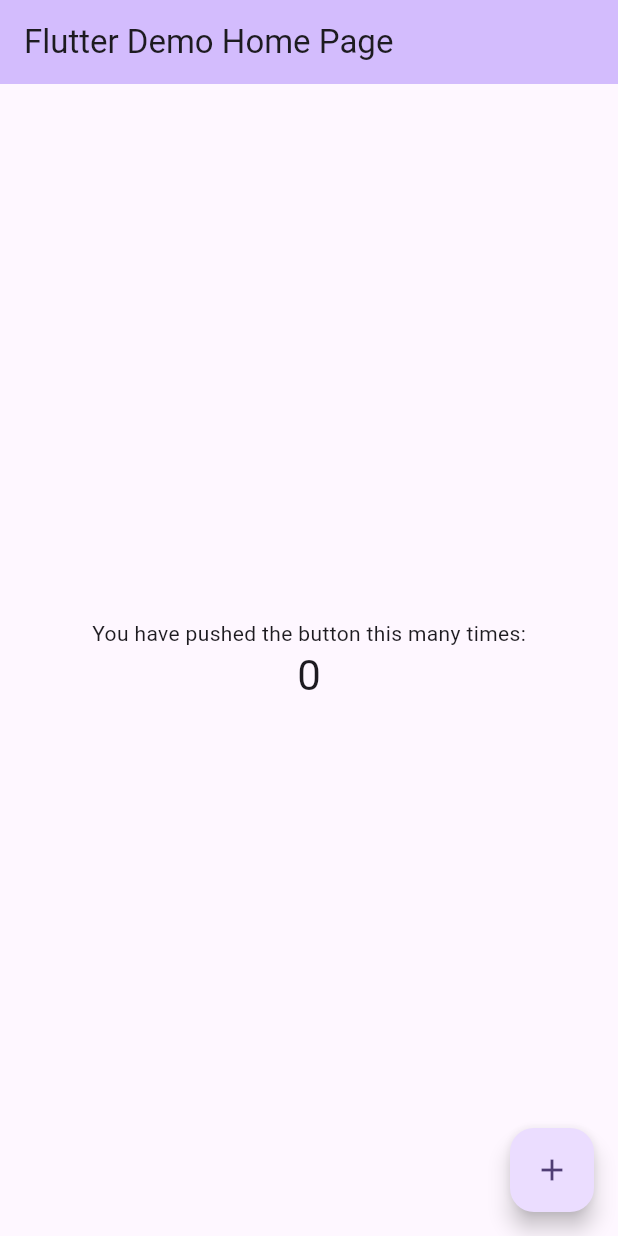
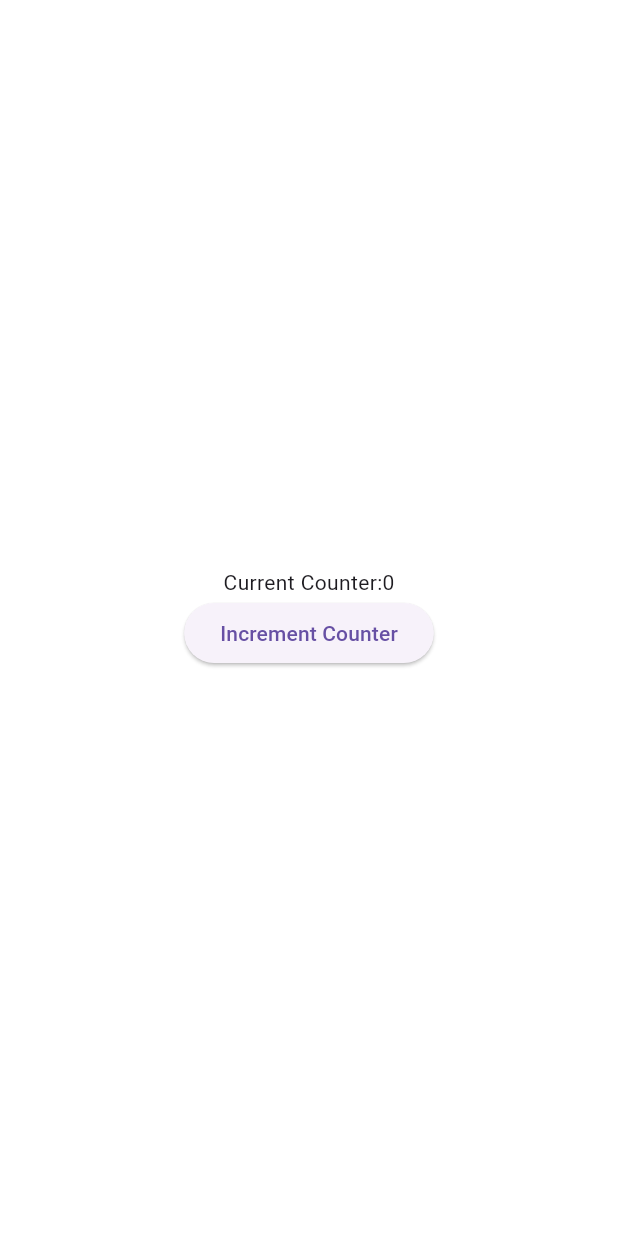
Before and after one commit to amitsunil75/flutter_examples, a Flutter app: the screen it shows after launch, on a phone screen of 412 x 824 dp. Run offline on Flutter 3.47's test engine with Material 3 defaults, Android fonts, the light colour scheme and no system bars.

Commit message:
counter example

```diff
--- /dev/null
+++ b/lib/flutter_examples/counter_problem/counter_example.dart
@@ -0,0 +1,33 @@
+import 'package:flutter/material.dart';
+class CounterExample extends StatefulWidget {
+  const CounterExample({super.key});
+
+  @override
+  State<CounterExample> createState() => _CounterExampleState();
+}
+
+class _CounterExampleState extends State<CounterExample> {
+  int _counter=0;
+  void incrementCounter(){
+    setState(() {
+      _counter++;
+    });
+  }
+  @override
+  Widget build(BuildContext context) {
+    return Scaffold(
+      backgroundColor: Colors.white,
+      body: Container(
+        child: Center(
+          child: Column(
+            mainAxisAlignment: MainAxisAlignment.center,
+            children: [
+             Text("Current Counter:$_counter"),
+             ElevatedButton(onPressed: ()=>incrementCounter(), child: Text('Increment Counter')),
+            ],
+          ),
+        ),
+      ),
+    );
+  }
+}
--- a/lib/main.dart
+++ b/lib/main.dart
@@ -1,4 +1,7 @@
 import 'package:flutter/material.dart';
+import 'package:flutter_tutorials/flutter_examples/counter_problem/counter_example.dart';
+import 'package:flutter_tutorials/flutter_examples/elevated_button/elevated_button_flutter_example.dart';
+import 'package:flutter_tutorials/flutter_examples/padding_examples/padtext_example.dart';
 
 void main() {
   runApp(const MyApp());
@@ -13,110 +16,8 @@ class MyApp extends StatelessWidget {
     return MaterialApp(
       title: 'Flutter Demo',
       theme: ThemeData(
-        // This is the theme of your application.
-        //
-        // TRY THIS: Try running your application with "flutter run". You'll see
-        // the application has a purple toolbar. Then, without quitting the app,
-        // try changing the seedColor in the colorScheme below to Colors.green
-        // and then invoke "hot reload" (save your changes or press the "hot
-        // reload" button in a Flutter-supported IDE, or press "r" if you used
-        // the command line to start the app).
-        //
-        // Notice that the counter didn't reset back to zero; the application
-        // state is not lost during the reload. To reset the state, use hot
-        // restart instead.
-        //
-        // This works for code too, not just values: Most code changes can be
-        // tested with just a hot reload.
-        colorScheme: ColorScheme.fromSeed(seedColor: Colors.deepPurple),
+
       ),
-      home: const MyHomePage(title: 'Flutter Demo Home Page'),
-    );
+      home: CounterExample());
   }
 }
-
-class MyHomePage extends StatefulWidget {
-  const MyHomePage({super.key, required this.title});
-
-  // This widget is the home page of your application. It is stateful, meaning
-  // that it has a State object (defined below) that contains fields that affect
-  // how it looks.
-
-  // This class is the configuration for the state. It holds the values (in this
-  // case the title) provided by the parent (in this case the App widget) and
-  // used by the build method of the State. Fields in a Widget subclass are
-  // always marked "final".
-
-  final String title;
-
-  @override
-  State<MyHomePage> createState() => _MyHomePageState();
-}
-
-class _MyHomePageState extends State<MyHomePage> {
-  int _counter = 0;
-
-  void _incrementCounter() {
-    setState(() {
-      // This call to setState tells the Flutter framework that something has
-      // changed in this State, which causes it to rerun the build method below
-      // so that the display can reflect the updated values. If we changed
-      // _counter without calling setState(), then the build method would not be
-      // called again, and so nothing would appear to happen.
-      _counter++;
-    });
-  }
-
-  @override
-  Widget build(BuildContext context) {
-    // This method is rerun every time setState is called, for instance as done
-    // by the _incrementCounter method above.
-    //
-    // The Flutter framework has been optimized to make rerunning build methods
-    // fast, so that you can just rebuild anything that needs updating rather
-    // than having to individually change instances of widgets.
-    return Scaffold(
-      appBar: AppBar(
-        // TRY THIS: Try changing the color here to a specific color (to
-        // Colors.amber, perhaps?) and trigger a hot reload to see the AppBar
-        // change color while the other colors stay the same.
-        backgroundColor: Theme.of(context).colorScheme.inversePrimary,
-        // Here we take the value from the MyHomePage object that was created by
-        // the App.build method, and use it to set our appbar title.
-        title: Text(widget.title),
-      ),
-      body: Center(
-        // Center is a layout widget. It takes a single child and positions it
-        // in the middle of the parent.
-        child: Column(
-          // Column is also a layout widget. It takes a list of children and
-          // arranges them vertically. By default, it sizes itself to fit its
-          // children horizontally, and tries to be as tall as its parent.
-          //
-          // Column has various properties to control how it sizes itself and
-          // how it positions its children. Here we use mainAxisAlignment to
-          // center the children vertically; the main axis here is the vertical
-          // axis because Columns are vertical (the cross axis would be
-          // horizontal).
-          //
-          // TRY THIS: Invoke "debug painting" (choose the "Toggle Debug Paint"
-          // action in the IDE, or press "p" in the console), to see the
-          // wireframe for each widget.
-          mainAxisAlignment: MainAxisAlignment.center,
-          children: <Widget>[
-            const Text('You have pushed the button this many times:'),
-            Text(
-              '$_counter',
-              style: Theme.of(context).textTheme.headlineMedium,
-            ),
-          ],
-        ),
-      ),
-      floatingActionButton: FloatingActionButton(
-        onPressed: _incrementCounter,
-        tooltip: 'Increment',
-        child: const Icon(Icons.add),
-      ), // This trailing comma makes auto-formatting nicer for build methods.
-    );
-  }
-}
--- a/pubspec.yaml
+++ b/pubspec.yaml
@@ -44,7 +44,7 @@ dev_dependencies:
   # activated in the `analysis_options.yaml` file located at the root of your
   # package. See that file for information about deactivating specific lint
   # rules and activating additional ones.
-  flutter_lints: ^5.0.0
+  flutter_lints: ^6.0.0
 
 # For information on the generic Dart part of this file, see the
 # following page: https://dart.dev/tools/pub/pubspec
```
Also changed, not shown: lib/flutter_examples/elevated_button/elevated_button_flutter_example.dart (added, +17 -0 lines), lib/flutter_examples/padding_examples/padtext_example.dart (added, +12 -0 lines), pubspec.lock.
